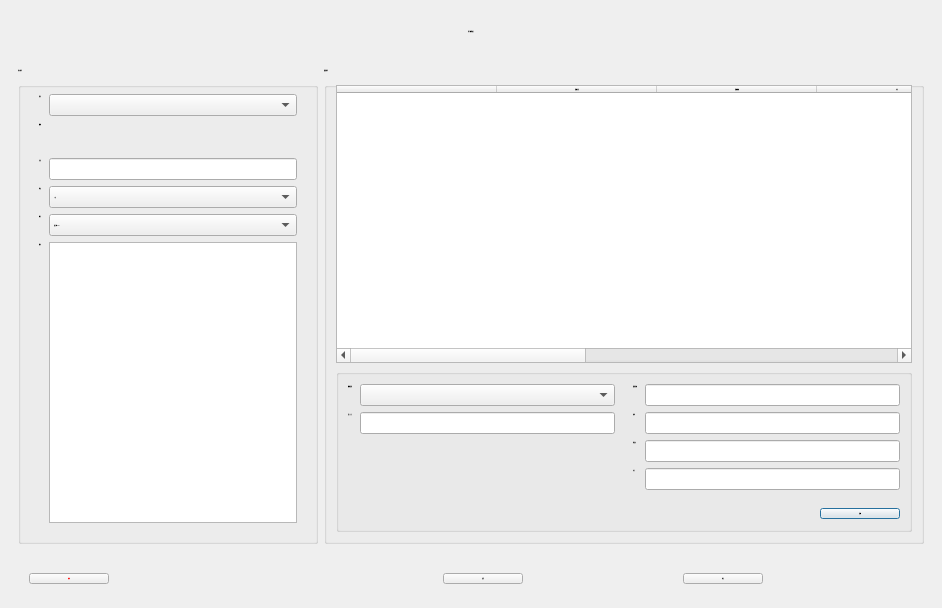
Qt form src/AdbClient/StageCustomerService/DialogCustomerEdit.ui (roger0816/Adb) before a commit.
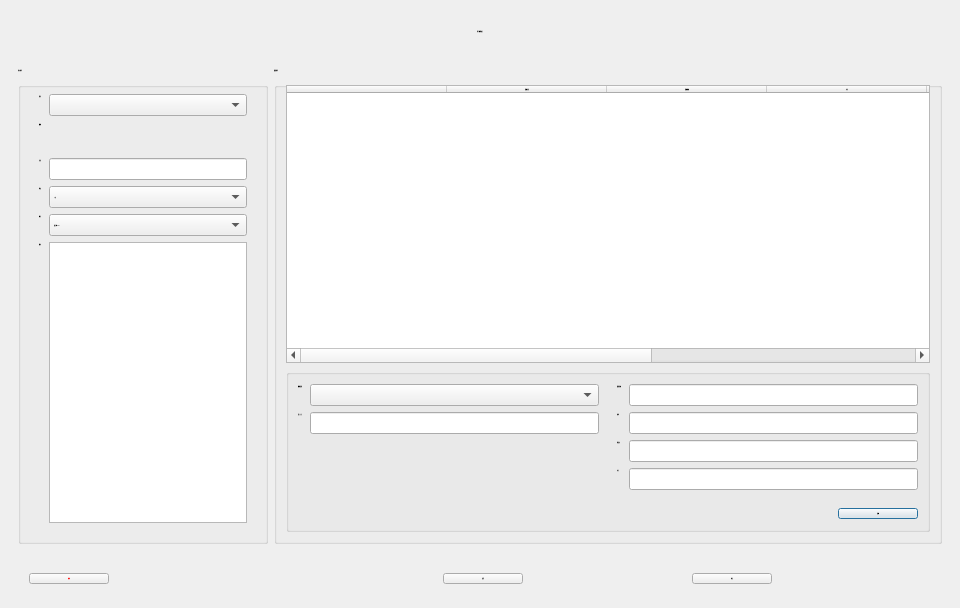
The same form after that commit.

Diff of the .ui file:
```diff
--- a/src/AdbClient/StageCustomerService/DialogCustomerEdit.ui
+++ b/src/AdbClient/StageCustomerService/DialogCustomerEdit.ui
@@ -6,7 +6,7 @@
    <rect>
     <x>0</x>
     <y>0</y>
-    <width>942</width>
+    <width>960</width>
     <height>608</height>
    </rect>
   </property>
@@ -93,6 +93,12 @@
         <layout class="QHBoxLayout" name="horizontalLayout" stretch="1,2">
          <item>
           <widget class="QGroupBox" name="gbox0">
+           <property name="maximumSize">
+            <size>
+             <width>250</width>
+             <height>16777215</height>
+            </size>
+           </property>
            <property name="font">
             <font>
              <pointsize>-1</pointsize>
```
Left out of the diff: 6 changed lines with no effect on the pictures.
